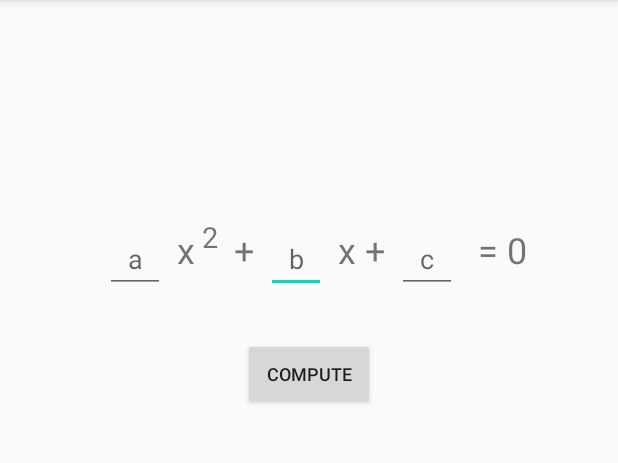
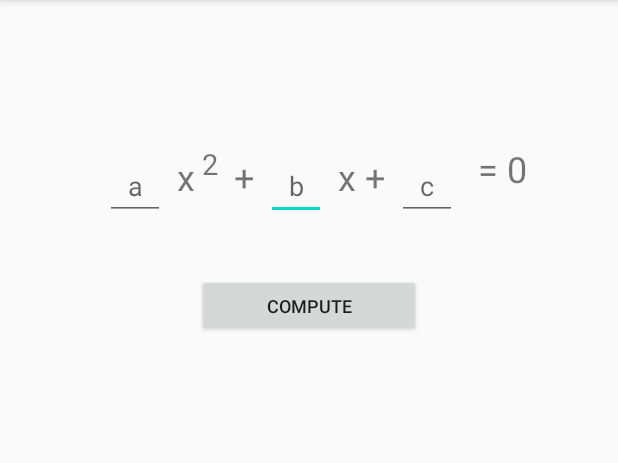
Before and after one commit to JJPietras/covidinfo-itms, an Android app: the screen it shows after launch (MainActivity), on a phone screen of 412 x 824 dp, the part 84-547 px from its top. Run offline under Robolectric (Android 15) with nearby library versions, the light colour scheme and no system bars.

Commit message:
Minor changes in UI and input type restriction

```diff
--- a/Pamsolik/Zadanie 1/app/src/main/res/layout/activity_main.xml
+++ b/Pamsolik/Zadanie 1/app/src/main/res/layout/activity_main.xml
@@ -8,11 +8,9 @@
 
     <Button
         android:id="@+id/btnCompute"
-        android:layout_width="0dp"
-        android:layout_height="wrap_content"
-        android:layout_marginStart="162dp"
-        android:layout_marginTop="30dp"
-        android:layout_marginEnd="162dp"
+        android:layout_width="149dp"
+        android:layout_height="42dp"
+        android:layout_marginTop="36dp"
         android:text="@string/compute"
         android:textSize="12sp"
         app:layout_constraintEnd_toEndOf="parent"
@@ -23,12 +21,10 @@
         android:id="@+id/txt_output"
         android:layout_width="wrap_content"
         android:layout_height="wrap_content"
-        android:layout_marginStart="177dp"
         android:layout_marginTop="30dp"
-        android:layout_marginEnd="177dp"
         android:textSize="14sp"
-        app:layout_constraintEnd_toEndOf="parent"
-        app:layout_constraintStart_toStartOf="parent"
+        app:layout_constraintEnd_toEndOf="@+id/btnCompute"
+        app:layout_constraintStart_toStartOf="@+id/btnCompute"
         app:layout_constraintTop_toBottomOf="@+id/btnCompute" />
 
     <EditText
@@ -36,37 +32,34 @@
         android:layout_width="40dp"
         android:layout_height="45dp"
         android:layout_marginStart="8dp"
-        android:layout_marginTop="150dp"
         android:autofillHints=""
         android:ems="10"
         android:hint="@string/b"
-        android:inputType="textPersonName"
+        android:inputType="numberSigned|number|numberDecimal"
         android:textAlignment="center"
         android:textSize="18sp"
         app:layout_constraintStart_toEndOf="@+id/textView2"
-        app:layout_constraintTop_toTopOf="parent" />
+        app:layout_constraintTop_toTopOf="@+id/textView2" />
 
     <EditText
         android:id="@+id/txtC"
         android:layout_width="40dp"
         android:layout_height="45dp"
         android:layout_marginStart="8dp"
-        android:layout_marginTop="150dp"
         android:autofillHints=""
         android:ems="10"
         android:hint="@string/c"
-        android:inputType="textPersonName"
+        android:inputType="numberSigned|number|numberDecimal"
         android:textAlignment="center"
         android:textSize="18sp"
         app:layout_constraintStart_toEndOf="@+id/textView7"
-        app:layout_constraintTop_toTopOf="parent" />
+        app:layout_constraintTop_toTopOf="@+id/textView7" />
 
     <TextView
         android:id="@+id/textView7"
         android:layout_width="wrap_content"
         android:layout_height="45dp"
         android:layout_marginStart="8dp"
-        android:layout_marginTop="150dp"
         android:text="@string/x"
         android:textAlignment="center"
         android:textSize="24sp"
@@ -74,47 +67,47 @@
         app:layout_constraintLeft_toLeftOf="parent"
         app:layout_constraintRight_toRightOf="parent"
         app:layout_constraintStart_toEndOf="@+id/txtB"
-        app:layout_constraintTop_toTopOf="parent" />
+        app:layout_constraintTop_toTopOf="@+id/txtB" />
 
     <EditText
         android:id="@+id/txtA"
         android:layout_width="40dp"
         android:layout_height="45dp"
         android:layout_marginStart="70dp"
-        android:layout_marginTop="150dp"
         android:autofillHints=""
         android:ems="10"
         android:hint="@string/a"
-        android:inputType="textPersonName"
+        android:inputType="numberSigned|number|numberDecimal"
         android:textAlignment="center"
         android:textSize="18sp"
+        app:layout_constraintBottom_toBottomOf="parent"
         app:layout_constraintStart_toStartOf="parent"
-        app:layout_constraintTop_toTopOf="parent" />
+        app:layout_constraintTop_toTopOf="parent"
+        app:layout_constraintVertical_bias="0.13999999" />
 
     <TextView
         android:id="@+id/textView2"
         android:layout_width="wrap_content"
         android:layout_height="45dp"
         android:layout_marginStart="8dp"
-        android:layout_marginTop="150dp"
         android:text="@string/x2"
         android:textAlignment="center"
         android:textSize="24sp"
         app:layout_constraintStart_toEndOf="@+id/txtA"
-        app:layout_constraintTop_toTopOf="parent" />
+        app:layout_constraintTop_toTopOf="@+id/txtA" />
 
     <TextView
         android:id="@+id/textView3"
         android:layout_width="wrap_content"
         android:layout_height="45dp"
         android:layout_marginStart="8dp"
-        android:layout_marginTop="150dp"
+        android:layout_marginTop="-5dp"
         android:text="@string/equ"
         android:textSize="24sp"
         app:layout_constraintHorizontal_bias="0.836"
         app:layout_constraintLeft_toLeftOf="parent"
         app:layout_constraintRight_toRightOf="parent"
         app:layout_constraintStart_toEndOf="@+id/txtC"
-        app:layout_constraintTop_toTopOf="parent" />
+        app:layout_constraintTop_toTopOf="@+id/txtC" />
 
 </androidx.constraintlayout.widget.ConstraintLayout>
```
